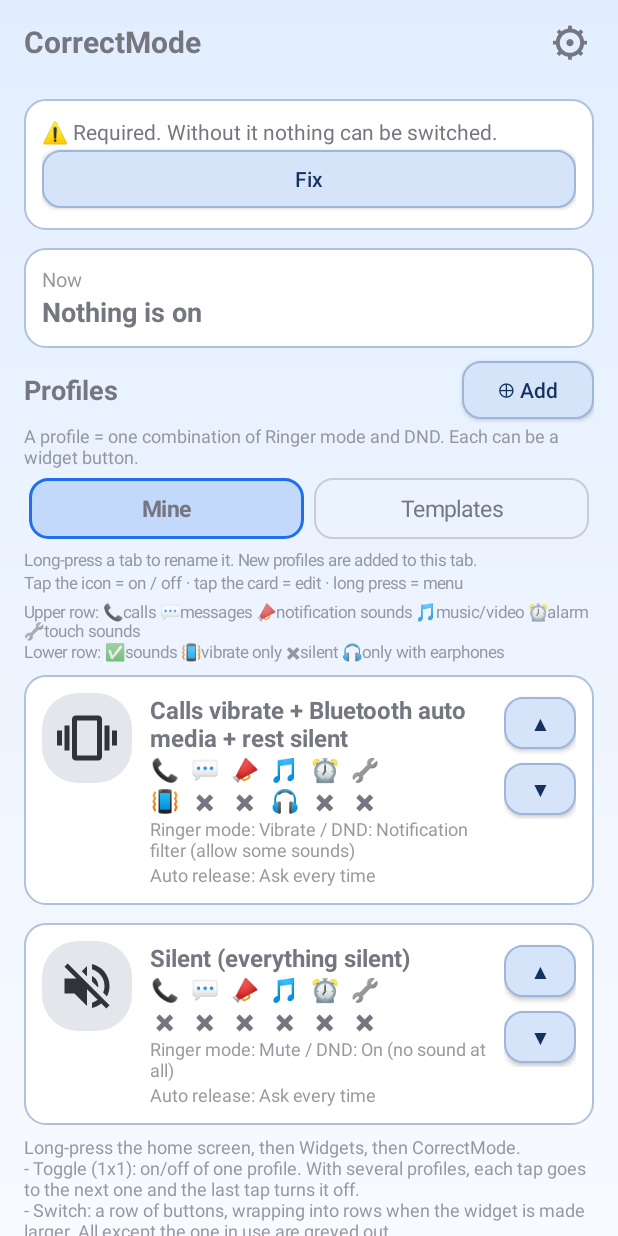
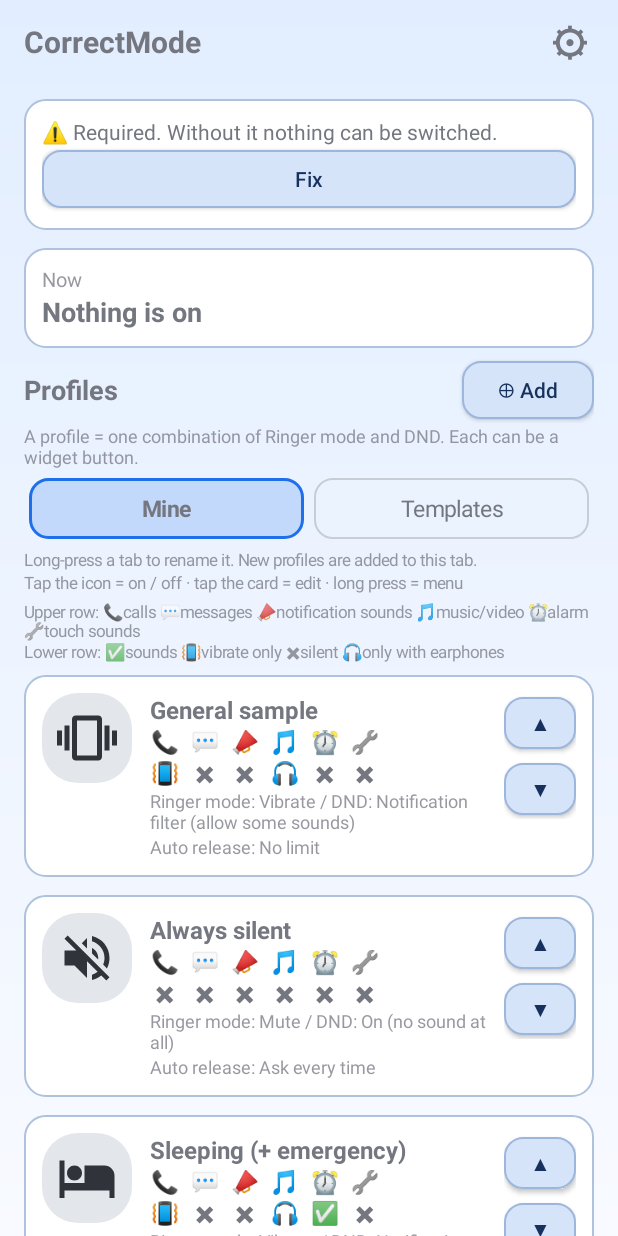
Before and after one commit to ghghuser/CorrectModeWidget, an Android app: the screen it shows after launch (MainActivity), on a phone screen of 412 x 824 dp. Run offline under Robolectric (Android 15) with nearby library versions, the phone set to English and light mode, and no system bars.

Commit message:
Default own profiles: General sample / Always silent / Sleeping (#18)
Co-authored-by: Claude <noreply@anthropic.com>

```diff
--- a/app/src/main/java/io/github/ghghuser/correctmode/Store.kt
+++ b/app/src/main/java/io/github/ghghuser/correctmode/Store.kt
@@ -213,11 +213,17 @@ object Store {
 
     private fun seed(ctx: Context): List<Profile> {
         val c = Loc.wrap(ctx)
-        // two profiles of your own to start with
+        // three profiles of your own to start with
         val list = listOf(
+            // calls vibrate, Bluetooth headphones only, everything else silent; no automatic release
             Profile(newId(), c.getString(R.string.sample_vib_bt), Ringer.VIBRATE, Dnd.PRIORITY, iconKey = "vibrate",
-                calls = 1, messages = 0, mediaOnBt = true),
+                calls = 1, messages = 0, mediaOnBt = true, btScope = BtMode.EARPHONE_ONLY, duration = Dur.NONE),
+            // everything silent
             Profile(newId(), c.getString(R.string.sample_mute_all), Ringer.MUTE, Dnd.NONE, iconKey = "volume_off", mediaOnBt = false),
+            // alarms, calls from starred contacts, all Bluetooth audio, reminders. The ringer is VIBRATE (not mute): a muted
+            // ringer would keep even the allowed starred calls from ringing / vibrating
+            Profile(newId(), c.getString(R.string.sample_sleep), Ringer.VIBRATE, Dnd.PRIORITY, iconKey = "bed",
+                calls = 3, messages = 0, alarms = true, reminders = true, mediaOnBt = true, btScope = BtMode.ALL_AUDIO),
         )
         val all = list + patternPresets(ctx)
         save(ctx, all)
--- a/app/src/main/res/values/strings.xml
+++ b/app/src/main/res/values/strings.xml
@@ -294,8 +294,9 @@
     <string name="picker_alpha">Opacity</string>
     <string name="bg_alpha_open">Background opacity %1$d%% (tap to change with the colour)</string>
     <string name="apps_note">Notifications of apps that are not allowed make no sound and no vibration. Allowed apps are chosen in the system settings (same for all profiles). In the screen that opens, go to Do Not Disturb (CorrectMode) > Apps.</string>
-    <string name="sample_vib_bt">Calls vibrate + Bluetooth auto media + rest silent</string>
-    <string name="sample_mute_all">Silent (everything silent)</string>
+    <string name="sample_vib_bt">General sample</string>
+    <string name="sample_mute_all">Always silent</string>
+    <string name="sample_sleep">Sleeping (+ emergency)</string>
     <string name="widget_order_title">Order</string>
     <string name="widget_order_hint">In the order they were ticked. Change it with the arrows.</string>
     <string name="look_hint">Icon, colours, shape and margins of the widget button.</string>
```
Also changed, not shown: 2 other files.
